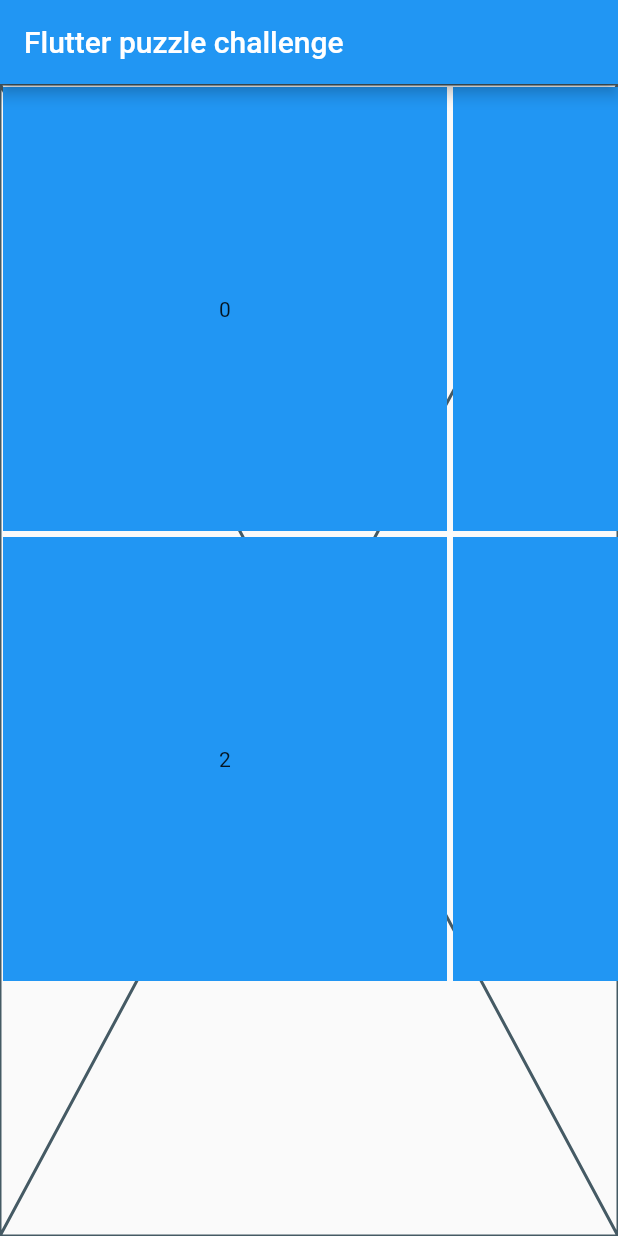
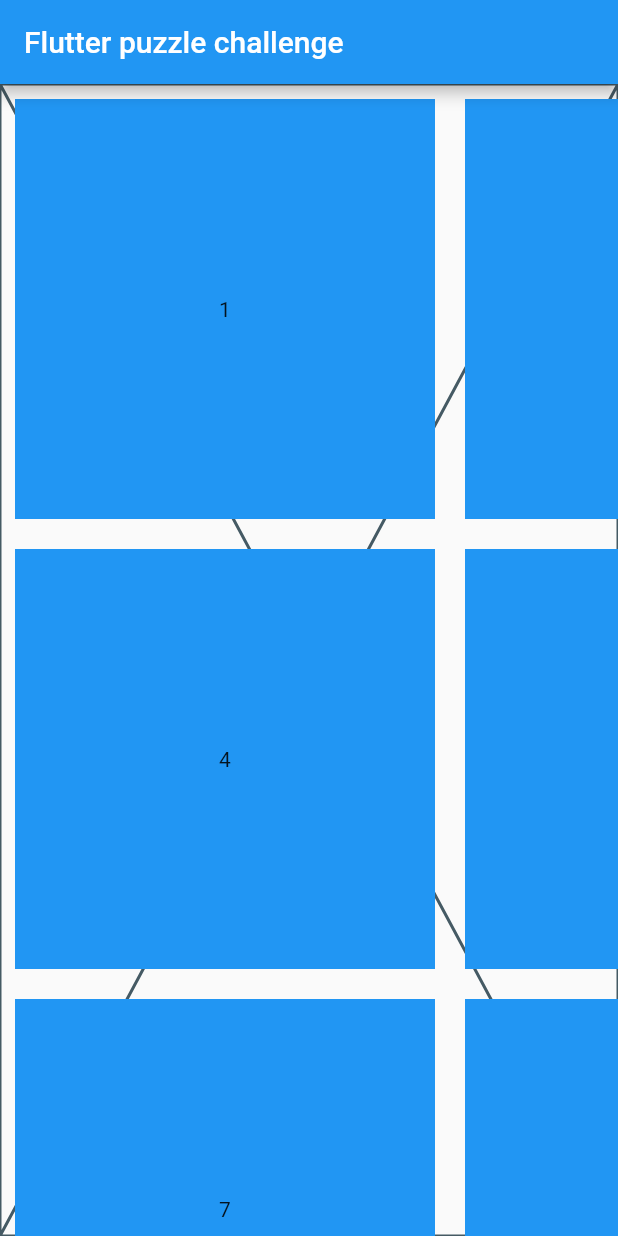
Before and after one commit to djeriko/flutter_puzzle_challenge, a Flutter app: the screen it shows after launch, on a phone screen of 412 x 824 dp. Run offline on Flutter 3.47's test engine with Material 2 defaults, Android fonts, the phone set to English and light mode, and no system bars.

Commit message:
Basic feature
Add puzzleGenerator.
Add checkWinning position function.
Fix puzzle apperance.

```diff
--- a/lib/presentation/core/app.dart
+++ b/lib/presentation/core/app.dart
@@ -1,48 +1,13 @@
 import 'package:flutter/material.dart';
-import 'package:flutter_puzzle_challenge/domain/puzzle_box.dart';
 import 'package:flutter_puzzle_challenge/presentation/puzzle/puzzle_page.dart';
 
 class App extends StatelessWidget {
-  App({Key? key}) : super(key: key);
-
-  final int fieldSize = 1000;
-  List<PuzzleBox> puzzleBoxes = [
-    PuzzleBox(
-      posDefault: Offset(0, 0),
-      posCurrent: Offset(0, 0),
-      indexDefault: 0,
-      indexCurrent: 0,
-      size: Size(300, 300),
-    ),
-    PuzzleBox(
-      posDefault: Offset(300, 0),
-      posCurrent: Offset(300, 0),
-      indexDefault: 1,
-      indexCurrent: 1,
-      size: Size(300, 300),
-    ),
-    PuzzleBox(
-      posDefault: Offset(0, 300),
-      posCurrent: Offset(0, 300),
-      indexDefault: 2,
-      indexCurrent: 2,
-      size: Size(300, 300),
-    ),
-    PuzzleBox(
-      posDefault: Offset(300, 300),
-      posCurrent: Offset(300, 300),
-      indexDefault: 3,
-      indexCurrent: 3,
-      size: Size(300, 300),
-    ),
-  ];
+  const App({Key? key}) : super(key: key);
 
   @override
   Widget build(BuildContext context) {
-    return MaterialApp(
-      home: PuzzlePage(
-        puzzleBoxes: puzzleBoxes,
-      ),
+    return const MaterialApp(
+      home: PuzzlePage(),
     );
   }
 }
--- a/lib/presentation/puzzle/puzzle_page.dart
+++ b/lib/presentation/puzzle/puzzle_page.dart
@@ -1,10 +1,132 @@
+import 'dart:math';
+
 import 'package:flutter/material.dart';
 import 'package:flutter_puzzle_challenge/domain/puzzle_box.dart';
 
-class PuzzlePage extends StatelessWidget {
-  const PuzzlePage({Key? key, required this.puzzleBoxes}) : super(key: key);
+class PuzzlePage extends StatefulWidget {
+  const PuzzlePage({Key? key}) : super(key: key);
 
-  final List<PuzzleBox> puzzleBoxes;
+  @override
+  State<PuzzlePage> createState() => _PuzzlePageState();
+}
+
+class _PuzzlePageState extends State<PuzzlePage> {
+  static const int puzzleCount = 3;
+  static const Size size = Size(900, 900);
+  // List of slide objects
+  late final List<PuzzleBox> puzzleBoxes;
+
+  @override
+  void initState() {
+    generatePuzzle();
+    super.initState();
+  }
+
+  void generatePuzzle() {
+    // Calculate box size for each puzzle box
+    Size sizeBox = Size(size.width / puzzleCount, size.height / puzzleCount);
+
+    puzzleBoxes = List.generate(
+      puzzleCount * puzzleCount,
+      (index) {
+        Offset offsetTemp = Offset(
+          index % puzzleCount * sizeBox.width,
+          index ~/ puzzleCount * sizeBox.height,
+        );
+        debugPrint(
+            "Element: $index. Position - ${offsetTemp.dx} - ${offsetTemp.dy}");
+
+        return PuzzleBox(
+          posDefault: offsetTemp,
+          posCurrent: offsetTemp,
+          indexDefault: index + 1,
+          indexCurrent: index,
+          size: sizeBox,
+        );
+      },
+    );
+
+    puzzleBoxes.last.empty = true;
+    setState(() {});
+  }
+
+  PuzzleBox getEmptyObject() {
+    return puzzleBoxes.firstWhere((box) => box.empty);
+  }
+
+  void changePos(int indexCurrent) {
+    PuzzleBox emptyBox = getEmptyObject();
+
+    // Find empty index box
+    final int emptyIndex = emptyBox.indexCurrent;
+
+    // Find max and min index
+    int minIndex = min(indexCurrent, emptyIndex);
+    int maxIndex = max(indexCurrent, emptyIndex);
+
+    // Temp moves list
+    List<PuzzleBox> tempPuzzleBoxes = [];
+
+    // Check if index current from vertical / horizontal line
+    if (indexCurrent % puzzleCount == emptyIndex % puzzleCount) {
+      // On vertical line
+      tempPuzzleBoxes = puzzleBoxes
+          .where((box) =>
+              box.indexCurrent % puzzleCount == indexCurrent % puzzleCount)
+          .toList();
+    } else if (indexCurrent ~/ puzzleCount == emptyIndex ~/ puzzleCount) {
+      tempPuzzleBoxes = puzzleBoxes;
+    } else {
+      tempPuzzleBoxes = [];
+    }
+
+    tempPuzzleBoxes = tempPuzzleBoxes
+        .where((box) =>
+            box.indexCurrent >= minIndex &&
+            box.indexCurrent <= maxIndex &&
+            box.indexCurrent != emptyIndex)
+        .toList();
+
+    // Check empty index under or above current touch
+    if (emptyIndex < indexCurrent) {
+      tempPuzzleBoxes.sort((a, b) => a.indexCurrent < b.indexCurrent ? 1 : 0);
+    } else {
+      tempPuzzleBoxes.sort((a, b) => a.indexCurrent < b.indexCurrent ? 0 : 1);
+    }
+
+    // check if tempPuzzleBoxes is exist, then switch position
+    if (tempPuzzleBoxes.isNotEmpty) {
+      int tempIndex = tempPuzzleBoxes[0].indexCurrent;
+      Offset tempPos = tempPuzzleBoxes[0].posCurrent;
+
+      for (var i = 0; i < tempPuzzleBoxes.length - 1; i++) {
+        tempPuzzleBoxes[i].indexCurrent = tempPuzzleBoxes[i + 1].indexCurrent;
+        tempPuzzleBoxes[i].posCurrent = tempPuzzleBoxes[i + 1].posCurrent;
+      }
+
+      tempPuzzleBoxes.last.indexCurrent = emptyBox.indexCurrent;
+      tempPuzzleBoxes.last.posCurrent = emptyBox.posCurrent;
+
+      emptyBox.indexCurrent = tempIndex;
+      emptyBox.posCurrent = tempPos;
+    }
+
+    // Rebuild
+    setState(() {});
+
+    // Check is user win or not
+    checkWinningPosition();
+  }
+
+  void checkWinningPosition() {
+    final List<PuzzleBox> resultList =
+        puzzleBoxes.where((box) => box.posCurrent == box.posDefault).toList();
+    if (resultList.length == puzzleCount * puzzleCount) {
+      debugPrint("SOLVED!");
+    } else {
+      debugPrint('Keep thinking');
+    }
+  }
 
   @override
   Widget build(BuildContext context) {
@@ -15,17 +137,21 @@ class PuzzlePage extends StatelessWidget {
       body: Stack(
         children: [
           const Placeholder(),
-          ...puzzleBoxes.map(
+          ...puzzleBoxes.where((box) => !box.empty).map(
             (box) {
-              return Positioned(
+              return AnimatedPositioned(
+                duration: const Duration(milliseconds: 250),
+                curve: Curves.ease,
                 left: box.posCurrent.dx,
                 top: box.posCurrent.dy,
+                child: GestureDetector(
+                  onTap: () => changePos(box.indexCurrent),
                   child: SizedBox(
                     width: box.size.width,
                     height: box.size.height,
                     child: Container(
                       alignment: Alignment.center,
-                    margin: const EdgeInsets.all(2),
+                      margin: const EdgeInsets.all(10),
                       color: Colors.blue,
                       child: Stack(
                         children: [
@@ -38,6 +164,7 @@ class PuzzlePage extends StatelessWidget {
                       ),
                     ),
                   ),
+                ),
               );
             },
           ).toList()
```
Lines whose indentation alone changed are shown as unchanged.
